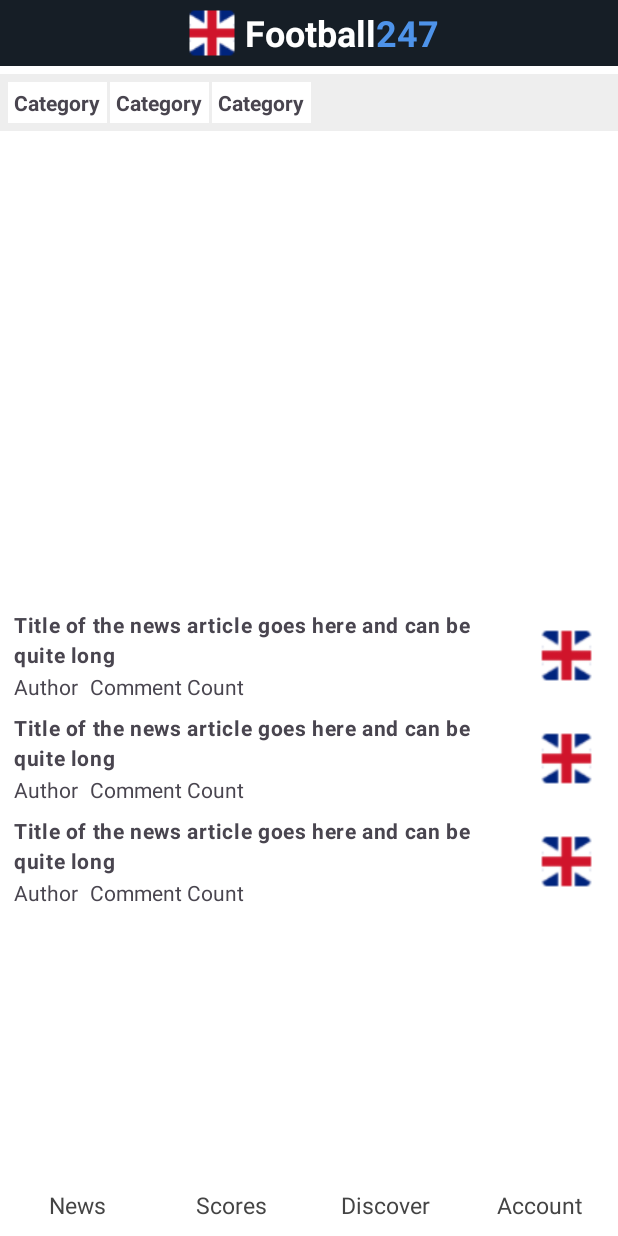
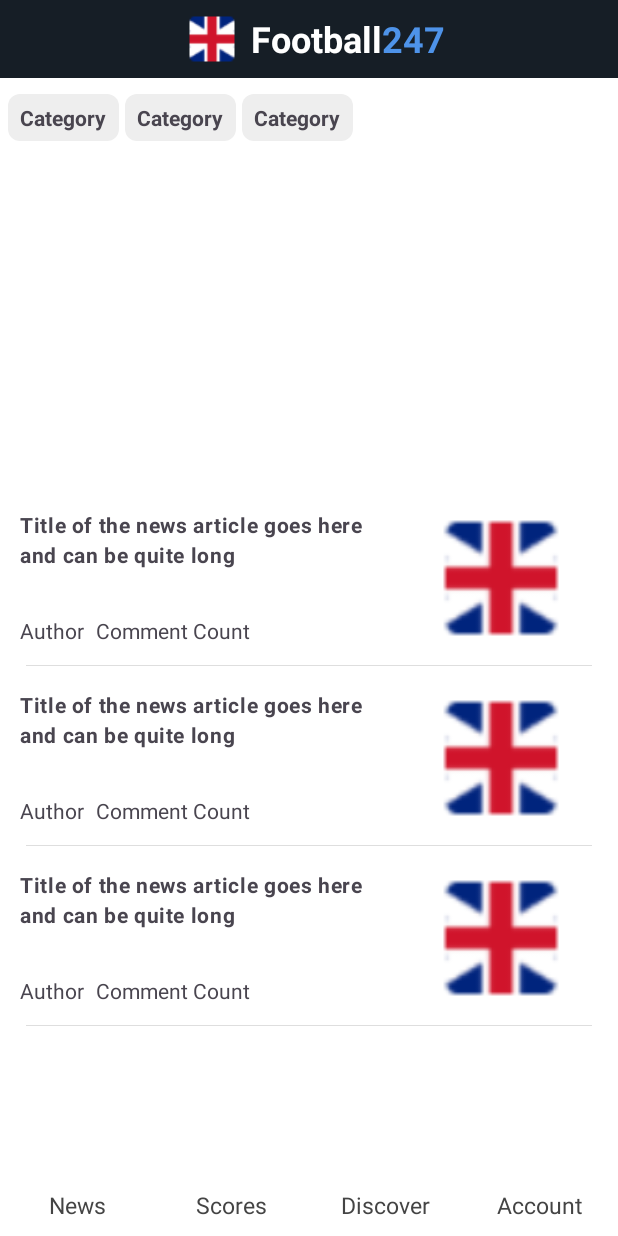
Before and after one commit to buison1602/F247_Mobile, an Android app: the layout activity_news.xml on its own in the app's theme, with its tools: preview values and no code run, on a phone screen of 412 x 824 dp. Run offline under Robolectric (Android 15) with nearby library versions, the phone set to English and light mode, and no system bars; network calls fail.

Commit message:
change xml

```diff
--- /dev/null
+++ b/app/src/main/res/drawable/boderradius_category_item.xml
@@ -0,0 +1,9 @@
+<?xml version="1.0" encoding="utf-8"?>
+<shape xmlns:android="http://schemas.android.com/apk/res/android"
+    android:shape="rectangle">
+
+    <solid android:color="@color/color_menu" />
+
+    <corners android:radius="8dp" />
+
+</shape>
--- a/app/src/main/res/layout/activity_news.xml
+++ b/app/src/main/res/layout/activity_news.xml
@@ -23,7 +23,7 @@
             android:layout_width="wrap_content"
             android:layout_height="wrap_content"
             app:srcCompat="@drawable/ic_24_px_flag"
-            android:padding="4dp" />
+            android:padding="8dp" />
 
         <TextView
             android:layout_width="wrap_content"
@@ -53,7 +53,7 @@
         android:padding="5dp"
         android:layout_marginTop="5dp"
         android:orientation="horizontal"
-        android:background="@color/color_menu"
+        android:background="@color/white"
         app:layoutManager="androidx.recyclerview.widget.LinearLayoutManager"
         app:layout_constraintTop_toBottomOf="@id/llBanner"
         app:layout_constraintStart_toStartOf="parent"
--- a/app/src/main/res/layout/article_news_item.xml
+++ b/app/src/main/res/layout/article_news_item.xml
@@ -1,53 +1,75 @@
 <?xml version="1.0" encoding="utf-8"?>
-<androidx.constraintlayout.widget.ConstraintLayout xmlns:android="http://schemas.android.com/apk/res/android"
+<LinearLayout xmlns:android="http://schemas.android.com/apk/res/android"
     android:layout_width="match_parent"
     android:layout_height="wrap_content"
     xmlns:tools="http://schemas.android.com/tools"
     xmlns:app="http://schemas.android.com/apk/res-auto"
-    android:padding="4dp">
+    android:padding="8dp"
+    android:orientation="vertical">
 
-    <androidx.appcompat.widget.AppCompatImageView
-        android:id="@+id/ivImage"
-        android:layout_width="50dp"
-        android:layout_height="50dp"
-        android:padding="5dp"
-        android:scaleType="centerCrop"
-        app:srcCompat="@drawable/ic_24_px_flag"
-        app:layout_constraintEnd_toEndOf="parent"
-        app:layout_constraintTop_toTopOf="parent"
-        app:layout_constraintBottom_toBottomOf="parent"/>
+    <LinearLayout
+        android:id="@+id/llContent"
+        android:layout_width="match_parent"
+        android:layout_height="wrap_content"
+        android:paddingBottom="12dp"
+        android:orientation="horizontal" >
+
+        <RelativeLayout
+            android:layout_width="0dp"
+            android:layout_height="90dp"
+            android:layout_weight="2" >
 
             <TextView
                 android:id="@+id/tvTitle"
-        android:layout_width="0dp"
+                android:layout_width="wrap_content"
                 android:layout_height="wrap_content"
-        android:layout_marginEnd="32dp"
-        android:textStyle="bold"
-        android:textSize="14sp"
+                android:layout_alignParentTop="true"
+                android:layout_marginRight="16dp"
                 android:letterSpacing="0.03"
                 android:lineSpacingExtra="4sp"
-        app:layout_constraintEnd_toStartOf="@id/ivImage"
-        app:layout_constraintStart_toStartOf="parent"
-        app:layout_constraintTop_toTopOf="parent"
+                android:textStyle="bold"
                 tools:text="Title of the news article goes here and can be quite long" />
+
+            <LinearLayout
+                android:layout_width="match_parent"
+                android:layout_height="wrap_content"
+                android:layout_alignParentBottom="true"
+                android:orientation="horizontal" >
 
                 <TextView
                     android:id="@+id/tvAuthor"
                     android:layout_width="wrap_content"
                     android:layout_height="wrap_content"
-        android:layout_marginTop="2dp"
-        tools:text="Author"
-        app:layout_constraintStart_toStartOf="parent"
-        app:layout_constraintTop_toBottomOf="@id/tvTitle"/>
+                    tools:text="Author"/>
 
                 <TextView
                     android:id="@+id/tvCmtCount"
                     android:layout_width="wrap_content"
                     android:layout_height="wrap_content"
-        android:layout_marginStart="8dp"
-        tools:text="Comment Count"
-        app:layout_constraintStart_toEndOf="@id/tvAuthor"
-        app:layout_constraintBottom_toBottomOf="parent"/>
+                    android:layout_marginLeft="8dp"
+                    tools:text="Comment Count"/>
+
+            </LinearLayout>
+
+        </RelativeLayout>
+
+        <RelativeLayout
+            android:layout_width="0dp"
+            android:layout_height="match_parent"
+            android:layout_weight="1" >
+
+            <androidx.appcompat.widget.AppCompatImageView
+                android:id="@+id/ivImage"
+                android:layout_width="100dp"
+                android:layout_height="90dp"
+                android:layout_centerInParent="true"
+                android:padding="5dp"
+                android:scaleType="centerCrop"
+                app:srcCompat="@drawable/ic_24_px_flag" />
+
+        </RelativeLayout>
+
+    </LinearLayout>
 
     <View
         android:layout_width="match_parent"
@@ -55,7 +77,6 @@
         android:layout_gravity="bottom"
         android:layout_marginLeft="4dp"
         android:layout_marginRight="4dp"
-        android:background="@drawable/input_bottom"
-        app:layout_constraintTop_toBottomOf="@id/tvCmtCount"/>
+        android:background="@drawable/input_bottom" />
 
-</androidx.constraintlayout.widget.ConstraintLayout>
+</LinearLayout>
--- a/app/src/main/res/layout/category_news_item.xml
+++ b/app/src/main/res/layout/category_news_item.xml
@@ -10,9 +10,12 @@
         android:layout_width="wrap_content"
         android:layout_height="wrap_content"
         android:gravity="center"
-        android:padding="4dp"
-        android:layout_marginRight="2dp"
-        android:background="@color/white"
+        android:paddingTop="6dp"
+        android:paddingBottom="6dp"
+        android:paddingStart="8dp"
+        android:paddingEnd="8dp"
+        android:layout_marginEnd="4dp"
+        android:background="@drawable/boderradius_category_item"
         android:textSize="14sp"
         android:textStyle="bold"
         tools:text="@string/name_category_news_item"/>
```
Also changed, not shown: app/src/main/java/vn/edu/tlu/buicongson/football247_mobile/ui/adapters/news/ArticleNewsViewHolder.kt (+6 -3 lines), app/src/main/res/layout/first_article_news_item.xml (+19 -21 lines). Lines whose indentation alone changed are shown as unchanged.
